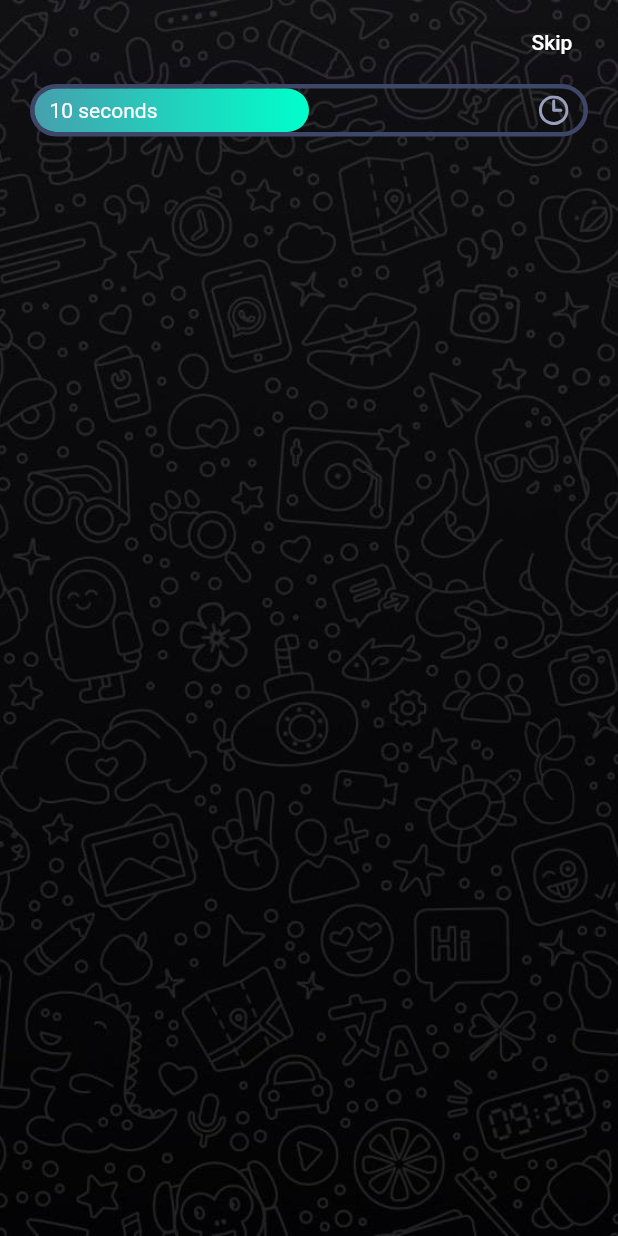
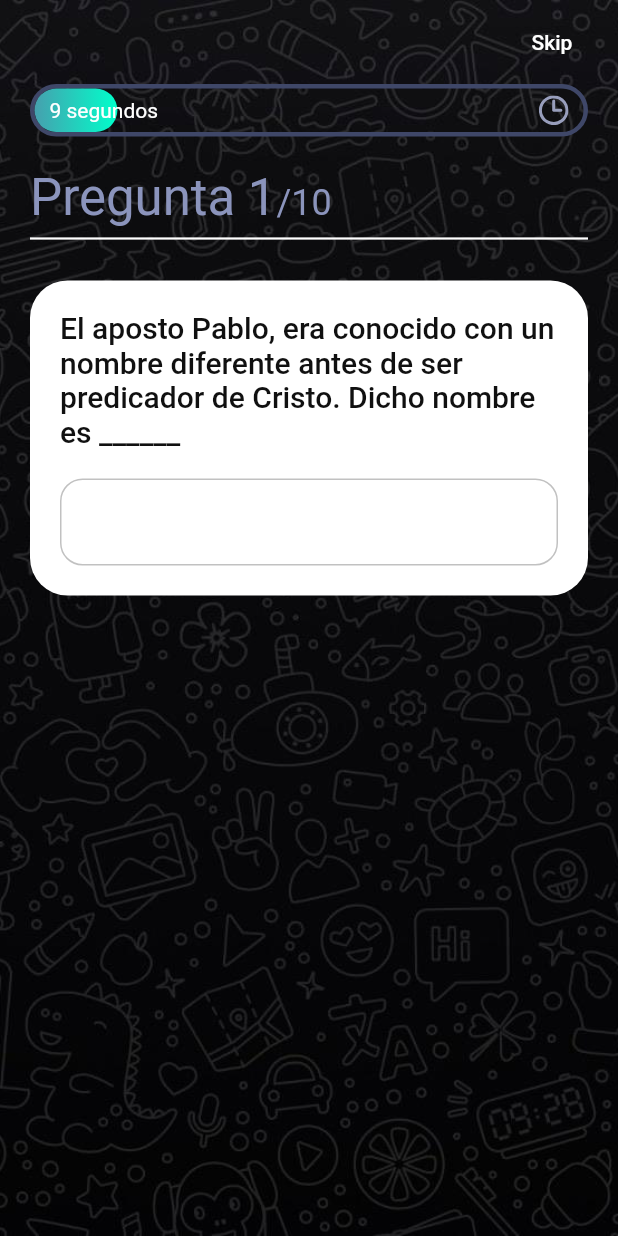
Before and after one commit to spmendieta/triviapp, a Flutter app: the screen it shows after launch, after a tap on "Skip", on a phone screen of 412 x 824 dp. Run offline on Flutter 3.47's test engine with Material 2 defaults, Android fonts, the phone set to English and light mode, and no system bars; our stand-ins replace get, websafe_svg.

Commit message:
Add questions section

```diff
--- /dev/null
+++ b/lib/controllers/questionController.dart
@@ -0,0 +1,24 @@
+import 'package:flutter/animation.dart';
+import 'package:get/get_state_manager/get_state_manager.dart';
+
+class QuestionController extends GetxController
+    with SingleGetTickerProviderMixin {
+  Animation _animation;
+  AnimationController _animationController;
+
+  Animation get animation => this._animation;
+
+  @override
+  void onInit() {
+    _animationController =
+        AnimationController(duration: Duration(seconds: 60), vsync: this);
+    _animation = Tween<double>(begin: 0, end: 1).animate(_animationController)
+      ..addListener(() {
+        update();
+      });
+
+    _animationController.forward();
+
+    super.onInit();
+  }
+}
--- a/lib/models/question.dart
+++ b/lib/models/question.dart
@@ -10,7 +10,7 @@ const List sample_data = [
   {
     "id": 1,
     "question":
-        "Flutter is an open-source UI software development kit created by ______",
+        "El aposto Pablo, era conocido con un nombre diferente antes de ser predicador de Cristo. Dicho nombre es ______",
     "options": ['Apple', 'Google', 'Facebook', 'Microsoft'],
     "answer_index": 1,
   },
--- a/lib/screens/components/body.dart
+++ b/lib/screens/components/body.dart
@@ -1,7 +1,7 @@
 import 'package:flutter/material.dart';
+import 'package:triviapp/models/question.dart';
 import 'package:triviapp/screens/components/timer.dart';
 import 'package:triviapp/util/constants.dart';
-import 'package:websafe_svg/websafe_svg.dart';
 
 class Body extends StatelessWidget {
   const Body({Key key}) : super(key: key);
@@ -25,7 +25,65 @@ class Body extends StatelessWidget {
     return SafeArea(
         child: Padding(
       padding: EdgeInsets.symmetric(horizontal: DEFAULT_PADDING),
-      child: Column(children: [new Timer()]),
+      child: Column(crossAxisAlignment: CrossAxisAlignment.start, children: [
+        new Timer(),
+        _createSizedBox(),
+        _createQuestionHeader(context),
+        _createDivider(),
+        _createSizedBox(),
+        _createQuestionSection(context)
+      ]),
     ));
   }
+
+  Widget _createQuestionHeader(BuildContext context) {
+    return Text.rich(TextSpan(
+        text: "Pregunta 1",
+        style: Theme.of(context)
+            .textTheme
+            .headline4
+            .copyWith(color: SECONDARY_COLOR),
+        children: [
+          TextSpan(
+              text: "/10",
+              style: Theme.of(context)
+                  .textTheme
+                  .headline5
+                  .copyWith(color: SECONDARY_COLOR))
+        ]));
+  }
+
+  Widget _createSizedBox() => SizedBox(height: DEFAULT_PADDING);
+  Widget _createDivider() => Divider(thickness: 1.5, color: Colors.white);
+
+  Widget _createQuestionSection(BuildContext context) {
+    return Container(
+      padding: EdgeInsets.all(DEFAULT_PADDING),
+      decoration: BoxDecoration(
+        color: Colors.white,
+        borderRadius: BorderRadius.circular(25),
+      ),
+      child: Column(
+        children: [
+          Text(
+            sample_data[0]['question'],
+            style: Theme.of(context)
+                .textTheme
+                .headline6
+                .copyWith(color: BLACK_COLOR),
+          ),
+          Container(
+            margin: EdgeInsets.only(top: DEFAULT_PADDING),
+            padding: EdgeInsets.all(DEFAULT_PADDING),
+            decoration: BoxDecoration(
+                border: Border.all(color: GRAY_COLOR),
+                borderRadius: BorderRadius.circular(15)),
+            child: Row(
+              children: [Text("1. Shául")],
+            ),
+          )
+        ],
+      ),
+    );
+  }
 }
--- a/lib/screens/components/timer.dart
+++ b/lib/screens/components/timer.dart
@@ -1,4 +1,6 @@
 import 'package:flutter/material.dart';
+import 'package:get/get.dart';
+import 'package:triviapp/controllers/questionController.dart';
 import 'package:triviapp/util/constants.dart';
 import 'package:websafe_svg/websafe_svg.dart';
 
@@ -12,15 +14,18 @@ class Timer extends StatelessWidget {
       height: 35,
       decoration: BoxDecoration(
           border: Border.all(color: Color(0xFF3F4768), width: 3),
-          borderRadius: BorderRadius.circular(50.0)),
-      child: Stack(
+          borderRadius: BorderRadius.circular(50)),
+      child: GetBuilder<QuestionController>(
+        init: QuestionController(),
+        builder: (controller) {
+          return Stack(
             children: [
               LayoutBuilder(
-            builder: (context, constaints) => Container(
-                width: constaints.maxWidth * 0.5,
+                builder: (context, constraints) => Container(
+                    width: constraints.maxWidth * controller.animation.value,
                     decoration: BoxDecoration(
                         gradient: PRIMARY_COLOR,
-                    borderRadius: _setBorderRadius(50.0))),
+                        borderRadius: BorderRadius.circular(50))),
               ),
               Positioned.fill(
                   child: Padding(
@@ -29,16 +34,20 @@ class Timer extends StatelessWidget {
                 child: Row(
                   mainAxisAlignment: MainAxisAlignment.spaceBetween,
                   children: [
-                Text("10 seconds"),
+                    Text(_getTimeMessage(
+                        (controller.animation.value * 60).round())),
                     WebsafeSvg.asset("assets/icons/clock.svg")
                   ],
                 ),
               ))
             ],
+          );
+        },
       ),
     );
   }
 
-  BorderRadius _setBorderRadius(double radiusValue) =>
-      BorderRadius.circular(radiusValue);
+  String _getTimeMessage(int controllerValue) => (controllerValue == 1)
+      ? "$controllerValue segundo"
+      : "$controllerValue segundos";
 }
```
Lines whose indentation alone changed are shown as unchanged.
